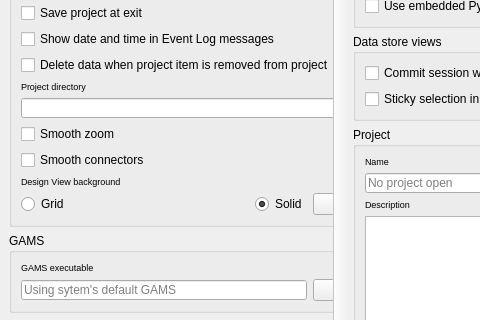
Old version of the form spinetoolbox/ui/settings.ui in the repository spine-tools/Spine-Toolbox; both pictures show x 0 to 480 and y 87 to 407 of the 700 by 550 pixel window.
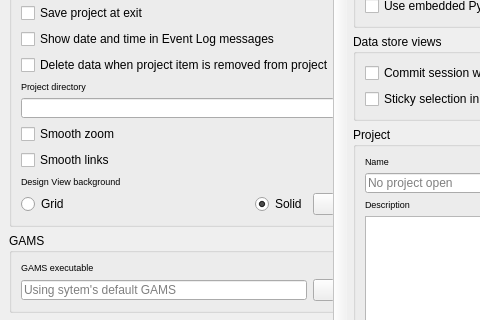
New version of the form. Icons and pictures are not drawn.

```diff
--- a/spinetoolbox/ui/settings.ui
+++ b/spinetoolbox/ui/settings.ui
@@ -275,7 +275,7 @@
                <string>&lt;html&gt;&lt;head/&gt;&lt;body&gt;&lt;p&gt;Controls whether smooth or straight connectors are used in Design View.&lt;/p&gt;&lt;/body&gt;&lt;/html&gt;</string>
               </property>
               <property name="text">
-               <string>Smooth connectors</string>
+               <string>Smooth links</string>
               </property>
              </widget>
             </item>
```
